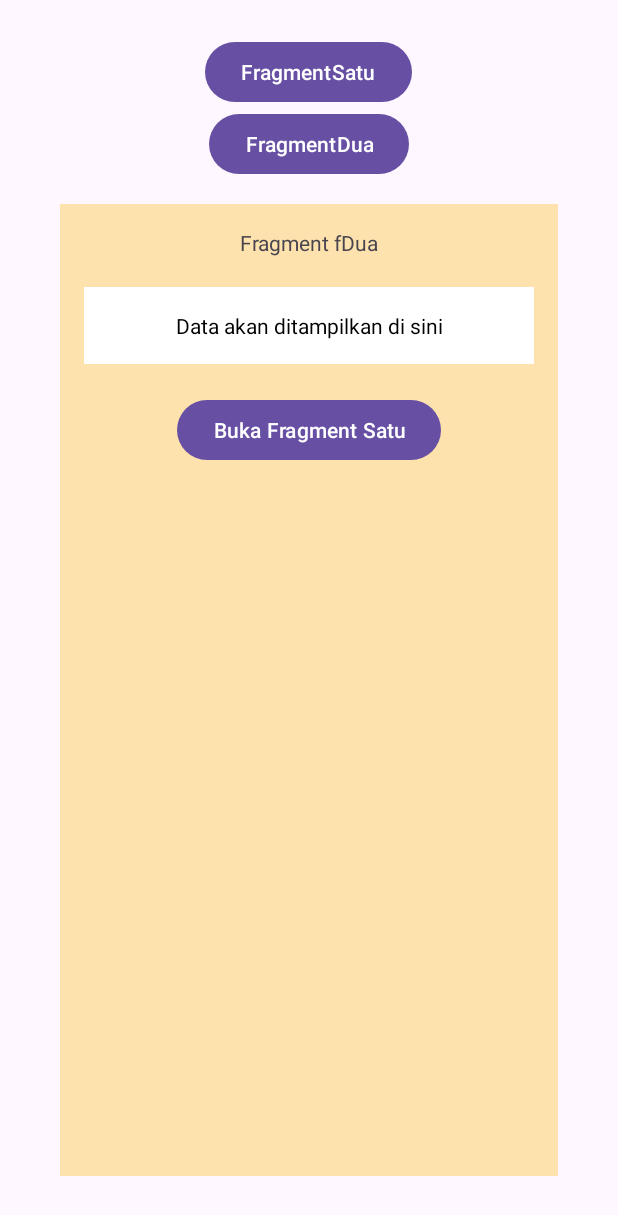
After one commit to Moofien/PabaMateri, an Android app: the fragment fDua placed in its activity, on a phone screen of 412 x 824 dp. The commit adds this screen. Shown: the top 1215 px of the screen. Run offline under Robolectric (Android 15) with nearby library versions, the phone set to English and light mode, and no system bars.

Commit message:
Fragment

```diff
--- a/app/src/main/AndroidManifest.xml
+++ b/app/src/main/AndroidManifest.xml
@@ -12,10 +12,10 @@
         android:supportsRtl="true"
         android:theme="@style/Theme.PabaMateri">
         <activity
-            android:name=".p_implisit.ImplisitActivity"
+            android:name=".p_fragment.FragmentActivity"
             android:exported="false" />
         <activity
-            android:name=".ImplisitActivity"
+            android:name=".p_implisit.ImplisitActivity"
             android:exported="false" />
         <activity
             android:name=".p_explisit.ExplisitActivity5"
--- /dev/null
+++ b/app/src/main/java/com/example/pabamateri/p_fragment/FragmentActivity.kt
@@ -0,0 +1,37 @@
+package com.example.pabamateri.p_fragment
+
+import android.os.Bundle
+import androidx.appcompat.app.AppCompatActivity
+import android.view.View
+import android.widget.Button
+import androidx.fragment.app.Fragment
+import com.example.pabamateri.R
+
+class FragmentActivity : AppCompatActivity() {
+    fun replaceFragment(fragment: Fragment) {
+        val fragmentManager = supportFragmentManager
+        val fragmentTransaction = fragmentManager.beginTransaction()
+
+        fragmentTransaction.replace(R.id.fragment_container, fragment)
+        fragmentTransaction.addToBackStack(null)
+        fragmentTransaction.commit()
+    }
+
+    override fun onCreate(savedInstanceState: Bundle?) {
+        super.onCreate(savedInstanceState)
+        setContentView(R.layout.activity_fragment)
+
+        var _btn1 = findViewById<Button>(R.id.btnFragmentSatu)
+        var _btn2 = findViewById<Button>(R.id.btnFragmentDua)
+
+        if (savedInstanceState == null) {
+            replaceFragment(fSatu())
+        }
+        _btn1.setOnClickListener {
+            replaceFragment(fSatu())
+        }
+        _btn2.setOnClickListener {
+            replaceFragment(fDua())
+        }
+    }
+}
--- /dev/null
+++ b/app/src/main/java/com/example/pabamateri/p_fragment/fDua.kt
@@ -0,0 +1,83 @@
+package com.example.pabamateri.p_fragment
+
+import android.os.Bundle
+import androidx.fragment.app.Fragment
+import android.view.LayoutInflater
+import android.view.View
+import android.view.ViewGroup
+import android.widget.Button
+import android.widget.TextView
+import com.example.pabamateri.R
+
+// TODO: Rename parameter arguments, choose names that match
+// the fragment initialization parameters, e.g. ARG_ITEM_NUMBER
+private const val ARG_PARAM1 = "param1"
+private const val ARG_PARAM2 = "param2"
+
+/**
+ * A simple [Fragment] subclass.
+ * Use the [fDua.newInstance] factory method to
+ * create an instance of this fragment.
+ */
+class fDua : Fragment() {
+    // TODO: Rename and change types of parameters
+    private var param1: String? = null
+    private var param2: String? = null
+
+    override fun onCreate(savedInstanceState: Bundle?) {
+        super.onCreate(savedInstanceState)
+        arguments?.let {
+            param1 = it.getString(ARG_PARAM1)
+            param2 = it.getString(ARG_PARAM2)
+        }
+    }
+
+    override fun onCreateView(
+        inflater: LayoutInflater, container: ViewGroup?,
+        savedInstanceState: Bundle?
+    ): View? {
+        // Inflate the layout for this fragment
+        return inflater.inflate(R.layout.fragment_f_dua, container, false)
+    }
+
+    override fun onViewCreated(view: View, savedInstanceState: Bundle?) {
+        super.onViewCreated(view, savedInstanceState)
+
+        val tvHasil = view.findViewById<TextView>(R.id.tvHasil)
+        val btnOpenFSatuFromDua = view.findViewById<Button>(R.id.btnOpenFDua)
+
+        var namaDiterima = ""
+        var alamatDiterima = ""
+        arguments?.let {
+            namaDiterima = it.getString("Nama") ?: ""
+            alamatDiterima = it.getString("Alamat") ?: ""
+        }
+
+        if (namaDiterima != "") {
+            tvHasil.text = "Hello, $namaDiterima! Alamat Anda $alamatDiterima"
+        }
+
+        btnOpenFSatuFromDua.setOnClickListener {
+            (requireActivity() as FragmentActivity).replaceFragment(fSatu())
+        }
+    }
+    companion object {
+        /**
+         * Use this factory method to create a new instance of
+         * this fragment using the provided parameters.
+         *
+         * @param param1 Parameter 1.
+         * @param param2 Parameter 2.
+         * @return A new instance of fragment fDua.
+         */
+        // TODO: Rename and change types and number of parameters
+        @JvmStatic
+        fun newInstance(param1: String, param2: String) =
+            fDua().apply {
+                arguments = Bundle().apply {
+                    putString(ARG_PARAM1, param1)
+                    putString(ARG_PARAM2, param2)
+                }
+            }
+    }
+}
--- /dev/null
+++ b/app/src/main/java/com/example/pabamateri/p_fragment/fSatu.kt
@@ -0,0 +1,77 @@
+package com.example.pabamateri.p_fragment
+
+import android.os.Bundle
+import androidx.fragment.app.Fragment
+import android.view.LayoutInflater
+import android.view.View
+import android.view.ViewGroup
+import android.widget.Button
+import com.example.pabamateri.R
+
+// TODO: Rename parameter arguments, choose names that match
+// the fragment initialization parameters, e.g. ARG_ITEM_NUMBER
+private const val ARG_PARAM1 = "param1"
+private const val ARG_PARAM2 = "param2"
+
+/**
+ * A simple [Fragment] subclass.
+ * Use the [fSatu.newInstance] factory method to
+ * create an instance of this fragment.
+ */
+class fSatu : Fragment() {
+    // TODO: Rename and change types of parameters
+    private var param1: String? = null
+    private var param2: String? = null
+
+    override fun onCreate(savedInstanceState: Bundle?) {
+        super.onCreate(savedInstanceState)
+        arguments?.let {
+            param1 = it.getString(ARG_PARAM1)
+            param2 = it.getString(ARG_PARAM2)
+        }
+    }
+
+    override fun onCreateView(
+        inflater: LayoutInflater, container: ViewGroup?,
+        savedInstanceState: Bundle?
+    ): View? {
+        // Inflate the layout for this fragment
+        return inflater.inflate(R.layout.fragment_f_satu, container, false)
+    }
+
+    override fun onViewCreated(view: View, savedInstanceState: Bundle?) {
+        super.onViewCreated(view, savedInstanceState)
+
+        val btnOpenFSatu = view.findViewById<Button>(R.id.btnOpenFSatu)
+        btnOpenFSatu.setOnClickListener {
+            val fragmentDua = fDua()
+            val dataKirim = Bundle().apply {
+                putString("Nama", "Andi")
+                putString("Alamat", "Siwalankerto")
+            }
+
+            fragmentDua.arguments = dataKirim
+            (requireActivity() as FragmentActivity).replaceFragment(fragmentDua)
+        }
+    }
+
+    companion object {
+        /**
+         * Use this factory method to create a new instance of
+         * this fragment using the provided parameters.
+         *
+         * @param param1 Parameter 1.
+         * @param param2 Parameter 2.
+         * @return A new instance of fragment fSatu.
+         */
+        // TODO: Rename and change types and number of parameters
+        @JvmStatic
+        fun newInstance(param1: String, param2: String) =
+            fSatu().apply {
+                arguments = Bundle().apply {
+                    putString(ARG_PARAM1, param1)
+                    putString(ARG_PARAM2, param2)
+                }
+            }
+    }
+}
--- /dev/null
+++ b/app/src/main/res/layout/activity_fragment.xml
@@ -0,0 +1,28 @@
+<?xml version="1.0" encoding="utf-8"?>
+<LinearLayout xmlns:android="http://schemas.android.com/apk/res/android"
+    android:id="@+id/fragMain"
+    android:layout_width="match_parent"
+    android:layout_height="match_parent"
+    android:orientation="vertical"
+    android:gravity="center"
+    android:padding="24dp">
+
+    <Button
+        android:id="@+id/btnFragmentSatu"
+        android:layout_width="wrap_content"
+        android:layout_height="wrap_content"
+        android:text="FragmentSatu"/>
+    <Button
+        android:id="@+id/btnFragmentDua"
+        android:layout_width="wrap_content"
+        android:layout_height="wrap_content"
+        android:text="FragmentDua"/>
+
+    <androidx.fragment.app.FragmentContainerView
+        android:id="@+id/fragment_container"
+        android:layout_width="match_parent"
+        android:layout_height="wrap_content"
+        android:layout_weight="1"
+        android:layout_margin="16dp"/>
+
+</LinearLayout>
--- /dev/null
+++ b/app/src/main/res/layout/fragment_f_dua.xml
@@ -0,0 +1,35 @@
+<?xml version="1.0" encoding="utf-8"?>
+<LinearLayout xmlns:android="http://schemas.android.com/apk/res/android"
+    android:layout_width="match_parent"
+    android:layout_height="match_parent"
+    android:orientation="vertical"
+    android:background="#FEE2AD "
+    android:padding="16dp">
+
+    <TextView
+        android:id="@+id/tvJudul"
+        android:layout_width="match_parent"
+        android:layout_height="wrap_content"
+        android:text="Fragment fDua"
+        android:gravity="center"
+        android:layout_marginBottom="20dp" />
+
+    <TextView
+        android:id="@+id/tvHasil"
+        android:layout_width="match_parent"
+        android:layout_height="wrap_content"
+        android:text="Data akan ditampilkan di sini"
+        android:gravity="center"
+        android:layout_marginBottom="20dp"
+        android:padding="16dp"
+        android:background="#FFFFFF"
+        android:textColor="#000000" />
+
+    <Button
+        android:id="@+id/btnOpenFDua"
+        android:layout_width="wrap_content"
+        android:layout_height="wrap_content"
+        android:text="Buka Fragment Satu"
+        android:layout_gravity="center" />
+
+</LinearLayout>
--- a/app/src/main/res/values/strings.xml
+++ b/app/src/main/res/values/strings.xml
@@ -5,5 +5,7 @@
     <string name="deskripsi">
         Berdirinya Universitas Kristen Petra tidak lepas dari peran Perhimpunan Pendidikan dan Pengajaran Kristen Petra (PPPK Petra). PPPK Petra merupakan sebuah perhimpunan Kristen yang didirikan pada tahun 1951 yang bertujuan untuk menyelenggarakan pendidikan dari tingkat taman kanak-kanak hingga pendidikan menengah. Keinginan untuk memberikan kesempatan yang lebih luas untuk mengenyam pendidikan yang lebih tinggi, mendorong para pengurus perhimpunan ini untuk mendirikan sebuah perguruan tinggi.
     </string>
+    <!-- TODO: Remove or change this placeholder text -->
+    <string name="hello_blank_fragment">Hello blank fragment</string>
 
 </resources>
```
Also changed, not shown: app/src/main/java/com/example/pabamateri/MainActivity.kt (+18 -0 lines), app/src/main/res/layout/activity_main.xml (+18 -0 lines), app/src/main/res/layout/fragment_f_satu.xml (added, +24 -0 lines).
